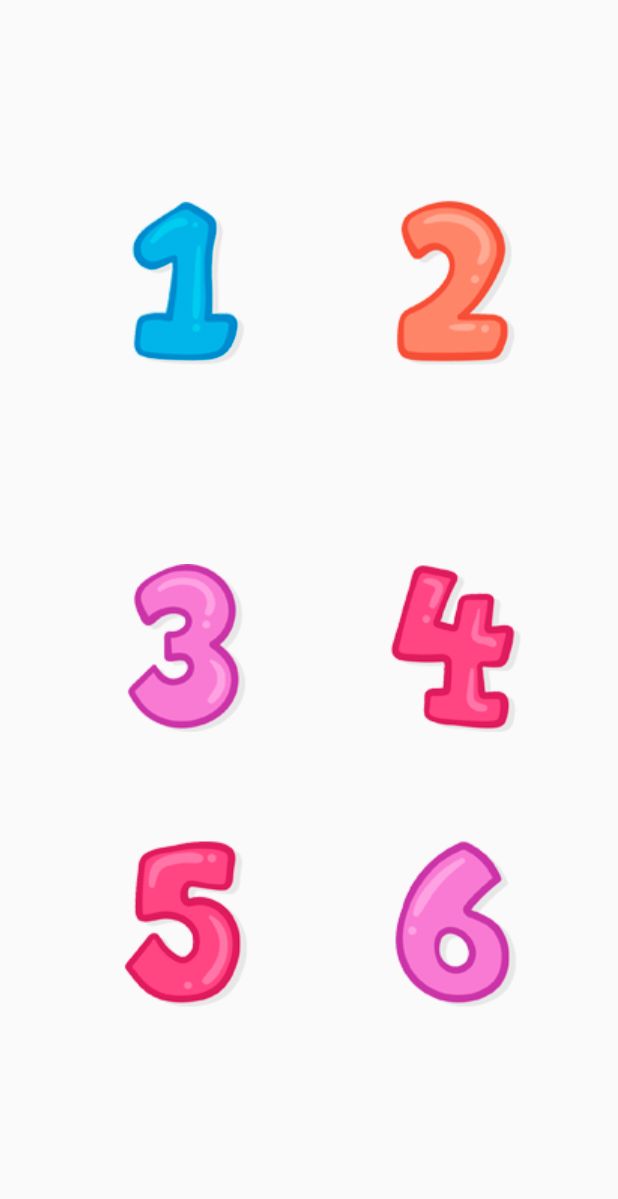
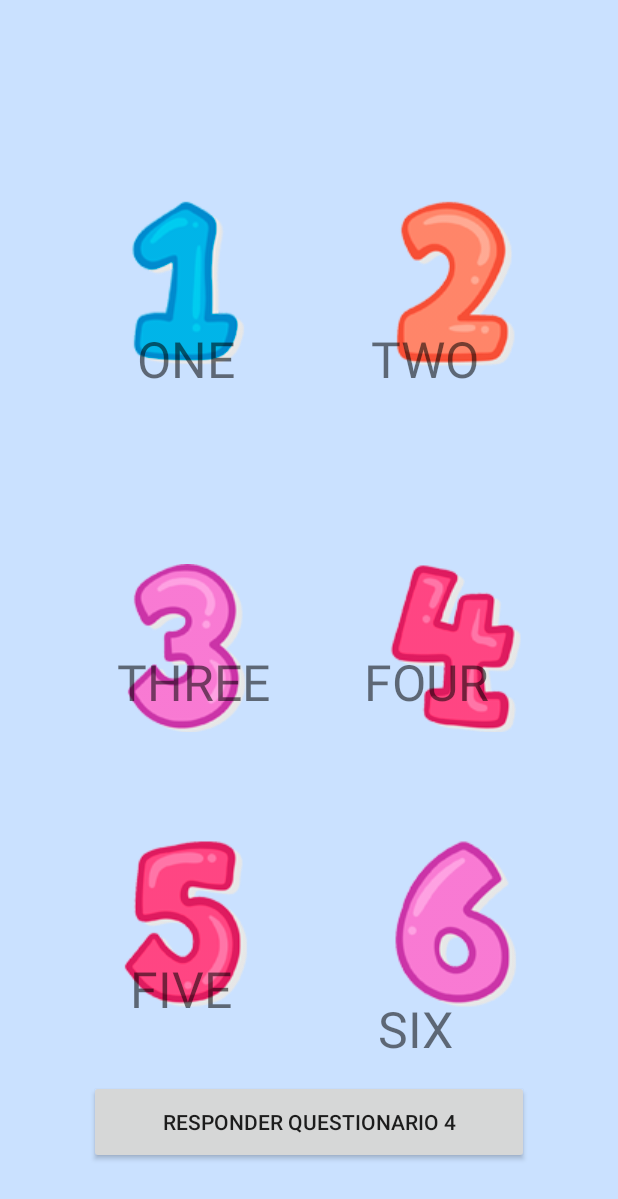
Before and after one commit to Caioege/AprendaIngles, an Android app: the LicaoNumerosActivity screen opened directly, with no data from a screen before it, on a phone screen of 412 x 824 dp. Shown: the top 1199 px of the screen. Run offline under Robolectric (Android 15) with nearby library versions, the phone set to English and light mode, and no system bars.

Commit message:
Tela Questionario Numeros

```diff
--- a/app/src/main/AndroidManifest.xml
+++ b/app/src/main/AndroidManifest.xml
@@ -11,6 +11,7 @@
         android:theme="@style/AppTheme">
         <activity android:name=".LicaoFrutasActivity"></activity>
         <activity android:name=".LicaoNumerosActivity"></activity>
+        <activity android:name=".QuestionarioNumerosActivity"></activity>
         <activity android:name=".LicoesActivity" android:screenOrientation="portrait"/>
         <activity android:name=".MainActivity" android:screenOrientation="portrait" />
         <activity android:name=".SplashActivity" android:screenOrientation="portrait">
--- a/app/src/main/java/br/com/aprendainglesfanap/LicaoNumerosActivity.java
+++ b/app/src/main/java/br/com/aprendainglesfanap/LicaoNumerosActivity.java
@@ -1,17 +1,39 @@
 package br.com.aprendainglesfanap;
 
+import android.content.Intent;
 import android.os.Bundle;
+import android.view.View;
 import android.view.WindowManager;
+import android.widget.Button;
 
 import androidx.appcompat.app.AppCompatActivity;
 
 
-public class LicaoNumerosActivity extends AppCompatActivity {
+public class LicaoNumerosActivity extends AppCompatActivity implements View.OnClickListener {
 
     @Override
     protected void onCreate(Bundle savedInstanceState) {
         super.onCreate(savedInstanceState);
         getWindow().setFlags(WindowManager.LayoutParams.FLAG_FULLSCREEN, WindowManager.LayoutParams.FLAG_FULLSCREEN);getSupportActionBar().hide();
         setContentView(R.layout.activity_licao_numeros);
+
+        Button questionario4 = (Button) findViewById(R.id.btn_questionario4);
+        questionario4.setOnClickListener(this);
+    }
+
+    public void onClick(View view) {
+
+        switch (view.getId()) {
+
+            case R.id.btn_questionario4:
+                Intent intentQuestionario4 = new Intent(this, QuestionarioNumerosActivity.class);
+                startActivity(intentQuestionario4);
+                break;
+        }
+    }
+
+    @Override
+    public void onPointerCaptureChanged(boolean hasCapture) {
+
     }
 }
--- a/app/src/main/java/br/com/aprendainglesfanap/QuestionarioNumerosActivity.java
+++ b/app/src/main/java/br/com/aprendainglesfanap/QuestionarioNumerosActivity.java
@@ -1,4 +1,17 @@
 package br.com.aprendainglesfanap;
 
-public class QuestionarioNumerosActivity {
+import android.os.Bundle;
+import android.view.WindowManager;
+
+import androidx.appcompat.app.AppCompatActivity;
+
+
+public class QuestionarioNumerosActivity extends AppCompatActivity {
+
+    @Override
+    protected void onCreate(Bundle savedInstanceState) {
+        super.onCreate(savedInstanceState);
+        getWindow().setFlags(WindowManager.LayoutParams.FLAG_FULLSCREEN, WindowManager.LayoutParams.FLAG_FULLSCREEN);getSupportActionBar().hide();
+        setContentView(R.layout.activity_questionario_numeros);
+    }
 }
--- a/app/src/main/res/layout/activity_licao_numeros.xml
+++ b/app/src/main/res/layout/activity_licao_numeros.xml
@@ -4,6 +4,7 @@
     xmlns:tools="http://schemas.android.com/tools"
     android:layout_width="match_parent"
     android:layout_height="match_parent"
+    android:background="#CAE1FF"
     tools:context=".LicaoNumerosActivity">
 
     <ImageView
@@ -26,8 +27,12 @@
         android:layout_marginRight="52dp"
         app:layout_constraintBottom_toTopOf="@+id/imageView9"
         app:layout_constraintEnd_toEndOf="parent"
+        app:layout_constraintHorizontal_bias="1.0"
+        app:layout_constraintStart_toStartOf="parent"
         app:layout_constraintTop_toTopOf="parent"
-        app:srcCompat="@drawable/imagen02" />
+        app:layout_constraintVertical_bias="0.502"
+        app:srcCompat="@drawable/imagen02"
+        android:contentDescription="TODO" />
 
     <ImageView
         android:id="@+id/imageView8"
@@ -38,18 +43,20 @@
         app:layout_constraintEnd_toStartOf="@+id/imageView9"
         app:layout_constraintHorizontal_bias="0.503"
         app:layout_constraintStart_toStartOf="parent"
-        app:srcCompat="@drawable/imagen03" />
+        app:srcCompat="@drawable/imagen03"
+        android:contentDescription="TODO" />
 
     <ImageView
         android:id="@+id/imageView9"
         android:layout_width="wrap_content"
         android:layout_height="wrap_content"
-        android:layout_marginEnd="52dp"
-        android:layout_marginRight="52dp"
         android:layout_marginBottom="72dp"
         app:layout_constraintBottom_toTopOf="@+id/imageView11"
         app:layout_constraintEnd_toEndOf="parent"
-        app:srcCompat="@drawable/imagen04" />
+        app:layout_constraintHorizontal_bias="0.825"
+        app:layout_constraintStart_toStartOf="parent"
+        app:srcCompat="@drawable/imagen04"
+        android:contentDescription="TODO" />
 
     <ImageView
         android:id="@+id/imageView10"
@@ -71,5 +78,98 @@
         android:layout_marginBottom="152dp"
         app:layout_constraintBottom_toBottomOf="parent"
         app:layout_constraintEnd_toEndOf="parent"
-        app:srcCompat="@drawable/imagen06" />
+        app:layout_constraintHorizontal_bias="1.0"
+        app:layout_constraintStart_toStartOf="parent"
+        app:srcCompat="@drawable/imagen06"
+        android:contentDescription="TODO" />
+
+    <Button
+        android:id="@+id/btn_questionario4"
+        android:layout_width="293dp"
+        android:layout_height="56dp"
+        android:text="@string/responder_questionario_4"
+        app:layout_constraintBottom_toBottomOf="parent"
+        app:layout_constraintEnd_toEndOf="parent"
+        app:layout_constraintStart_toStartOf="parent"
+        app:layout_constraintTop_toBottomOf="@+id/imageView11" />
+
+    <TextView
+        android:id="@+id/one"
+        android:layout_width="wrap_content"
+        android:layout_height="wrap_content"
+        android:text="ONE"
+        android:textSize="50px"
+        app:layout_constraintBottom_toBottomOf="parent"
+        app:layout_constraintEnd_toEndOf="parent"
+        app:layout_constraintHorizontal_bias="0.263"
+        app:layout_constraintStart_toStartOf="parent"
+        app:layout_constraintTop_toTopOf="parent"
+        app:layout_constraintVertical_bias="0.278" />
+
+    <TextView
+        android:id="@+id/two"
+        android:layout_width="wrap_content"
+        android:layout_height="wrap_content"
+        android:text="TWO"
+        android:textSize="50px"
+        app:layout_constraintBottom_toBottomOf="parent"
+        app:layout_constraintEnd_toEndOf="parent"
+        app:layout_constraintHorizontal_bias="0.729"
+        app:layout_constraintStart_toStartOf="parent"
+        app:layout_constraintTop_toTopOf="parent"
+        app:layout_constraintVertical_bias="0.278" />
+
+    <TextView
+        android:id="@+id/three"
+        android:layout_width="wrap_content"
+        android:layout_height="wrap_content"
+        android:text="THREE"
+        android:textSize="50px"
+        app:layout_constraintBottom_toBottomOf="parent"
+        app:layout_constraintEnd_toEndOf="parent"
+        app:layout_constraintHorizontal_bias="0.252"
+        app:layout_constraintStart_toStartOf="parent"
+        app:layout_constraintTop_toTopOf="parent"
+        app:layout_constraintVertical_bias="0.554" />
+
+    <TextView
+        android:id="@+id/four"
+        android:layout_width="wrap_content"
+        android:layout_height="wrap_content"
+        android:text="FOUR"
+        android:textSize="50px"
+        app:layout_constraintBottom_toBottomOf="parent"
+        app:layout_constraintEnd_toEndOf="parent"
+        app:layout_constraintHorizontal_bias="0.739"
+        app:layout_constraintStart_toStartOf="parent"
+        app:layout_constraintTop_toTopOf="parent"
+        app:layout_constraintVertical_bias="0.554" />
+
+    <TextView
+        android:id="@+id/five"
+        android:layout_width="wrap_content"
+        android:layout_height="wrap_content"
+        android:text="FIVE"
+        android:textSize="50px"
+        app:layout_constraintBottom_toBottomOf="parent"
+        app:layout_constraintEnd_toEndOf="parent"
+        app:layout_constraintHorizontal_bias="0.252"
+        app:layout_constraintStart_toStartOf="parent"
+        app:layout_constraintTop_toTopOf="parent"
+        app:layout_constraintVertical_bias="0.817" />
+
+    <TextView
+        android:id="@+id/six"
+        android:layout_width="wrap_content"
+        android:layout_height="wrap_content"
+        android:layout_marginStart="252dp"
+        android:layout_marginLeft="252dp"
+        android:text="SIX"
+        android:textSize="50px"
+        app:layout_constraintBottom_toBottomOf="parent"
+        app:layout_constraintEnd_toEndOf="parent"
+        app:layout_constraintHorizontal_bias="0.0"
+        app:layout_constraintStart_toStartOf="parent"
+        app:layout_constraintTop_toTopOf="@+id/imageView11"
+        app:layout_constraintVertical_bias="0.47" />
 </androidx.constraintlayout.widget.ConstraintLayout>
--- a/app/src/main/res/layout/activity_licoes.xml
+++ b/app/src/main/res/layout/activity_licoes.xml
@@ -5,6 +5,7 @@
     android:layout_width="match_parent"
     android:layout_height="match_parent"
     android:clickable="false"
+    android:background="#CAE1FF"
     tools:context=".LicoesActivity">
 
     <ImageView
@@ -16,7 +17,7 @@
         android:contentDescription="TODO"
         app:layout_constraintBottom_toTopOf="@+id/btn_parente"
         app:layout_constraintEnd_toEndOf="parent"
-        app:layout_constraintHorizontal_bias="0.145"
+        app:layout_constraintHorizontal_bias="0.16"
         app:layout_constraintStart_toStartOf="parent"
         app:srcCompat="@drawable/licao_partente" />
 
@@ -30,22 +31,21 @@
         android:textSize="14sp"
         app:layout_constraintBottom_toBottomOf="parent"
         app:layout_constraintEnd_toStartOf="@+id/btn_numero"
-        app:layout_constraintHorizontal_bias="0.575"
+        app:layout_constraintHorizontal_bias="0.656"
         app:layout_constraintStart_toStartOf="parent" />
 
     <ImageView
         android:id="@+id/licao_animal"
         android:layout_width="150dp"
         android:layout_height="150dp"
+        android:layout_marginTop="44dp"
         android:clickable="true"
-        app:layout_constraintBottom_toBottomOf="parent"
+        android:contentDescription="TODO"
         app:layout_constraintEnd_toEndOf="parent"
-        app:layout_constraintHorizontal_bias="0.839"
+        app:layout_constraintHorizontal_bias="0.846"
         app:layout_constraintStart_toStartOf="parent"
         app:layout_constraintTop_toTopOf="parent"
-        app:layout_constraintVertical_bias="0.079"
-        app:srcCompat="@drawable/licao_animal"
-        android:contentDescription="TODO" />
+        app:srcCompat="@drawable/licao_animal" />
 
     <Button
         android:id="@+id/btn_fruta"
@@ -56,10 +56,10 @@
         android:textSize="14sp"
         app:layout_constraintBottom_toTopOf="@+id/licao_parente"
         app:layout_constraintEnd_toStartOf="@+id/btn_animal"
-        app:layout_constraintHorizontal_bias="0.594"
+        app:layout_constraintHorizontal_bias="0.591"
         app:layout_constraintStart_toStartOf="parent"
         app:layout_constraintTop_toBottomOf="@+id/licao_fruta"
-        app:layout_constraintVertical_bias="0.278" />
+        app:layout_constraintVertical_bias="0.4" />
 
     <ImageView
         android:id="@+id/licao_fruta"
@@ -78,15 +78,16 @@
         android:id="@+id/btn_animal"
         android:layout_width="150dp"
         android:layout_height="50dp"
+        android:layout_marginTop="28dp"
         android:background="@drawable/button"
         android:text="@string/li_o_02_animais"
         android:textSize="14sp"
         app:layout_constraintBottom_toTopOf="@+id/licao_numero"
         app:layout_constraintEnd_toEndOf="parent"
-        app:layout_constraintHorizontal_bias="0.839"
+        app:layout_constraintHorizontal_bias="0.846"
         app:layout_constraintStart_toStartOf="parent"
         app:layout_constraintTop_toBottomOf="@+id/licao_animal"
-        app:layout_constraintVertical_bias="0.264" />
+        app:layout_constraintVertical_bias="0.045" />
 
     <ImageView
         android:id="@+id/licao_numero"
@@ -95,7 +96,7 @@
         android:layout_marginBottom="16dp"
         app:layout_constraintBottom_toTopOf="@+id/btn_numero"
         app:layout_constraintEnd_toEndOf="parent"
-        app:layout_constraintHorizontal_bias="0.826"
+        app:layout_constraintHorizontal_bias="0.833"
         app:layout_constraintStart_toStartOf="parent"
         app:srcCompat="@drawable/licao_numero" />
 
@@ -103,15 +104,13 @@
         android:id="@+id/btn_numero"
         android:layout_width="150dp"
         android:layout_height="50dp"
-        android:layout_marginEnd="40dp"
-        android:layout_marginRight="40dp"
+        android:layout_marginEnd="44dp"
+        android:layout_marginRight="44dp"
         android:layout_marginBottom="156dp"
         android:background="@drawable/button"
         android:onClick="onClick"
         android:text="@string/li_o_04_numeros"
         app:layout_constraintBottom_toBottomOf="parent"
-        app:layout_constraintEnd_toEndOf="parent"
-        app:layout_constraintTop_toBottomOf="@+id/licajuo_numero"
-        app:layout_constraintVertical_bias="0.264" />
+        app:layout_constraintEnd_toEndOf="parent" />
 
 </androidx.constraintlayout.widget.ConstraintLayout>
--- a/app/src/main/res/layout/activity_questionario_numeros.xml
+++ b/app/src/main/res/layout/activity_questionario_numeros.xml
@@ -1,6 +1,8 @@
 <?xml version="1.0" encoding="utf-8"?>
 <LinearLayout xmlns:android="http://schemas.android.com/apk/res/android"
     android:orientation="vertical" android:layout_width="match_parent"
+    android:background="#CAE1FF"
     android:layout_height="match_parent">
 
+
 </LinearLayout>
--- a/app/src/main/res/values/strings.xml
+++ b/app/src/main/res/values/strings.xml
@@ -4,4 +4,5 @@
     <string name="li_o_01_frutas">Lição 01 - Frutas</string>
     <string name="li_o_02_animais">Lição 02 - Animais</string>
     <string name="li_o_04_numeros">Lição 04 - Numeros</string>
+    <string name="responder_questionario_4">Responder Questionario 4</string>
 </resources>
```
